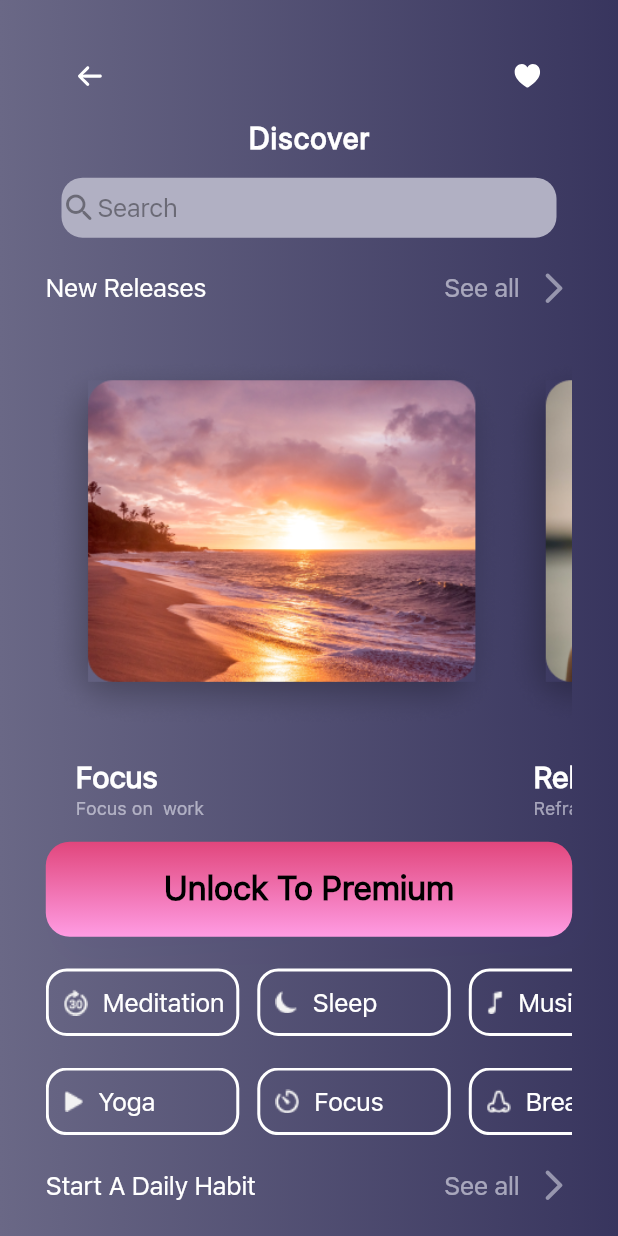
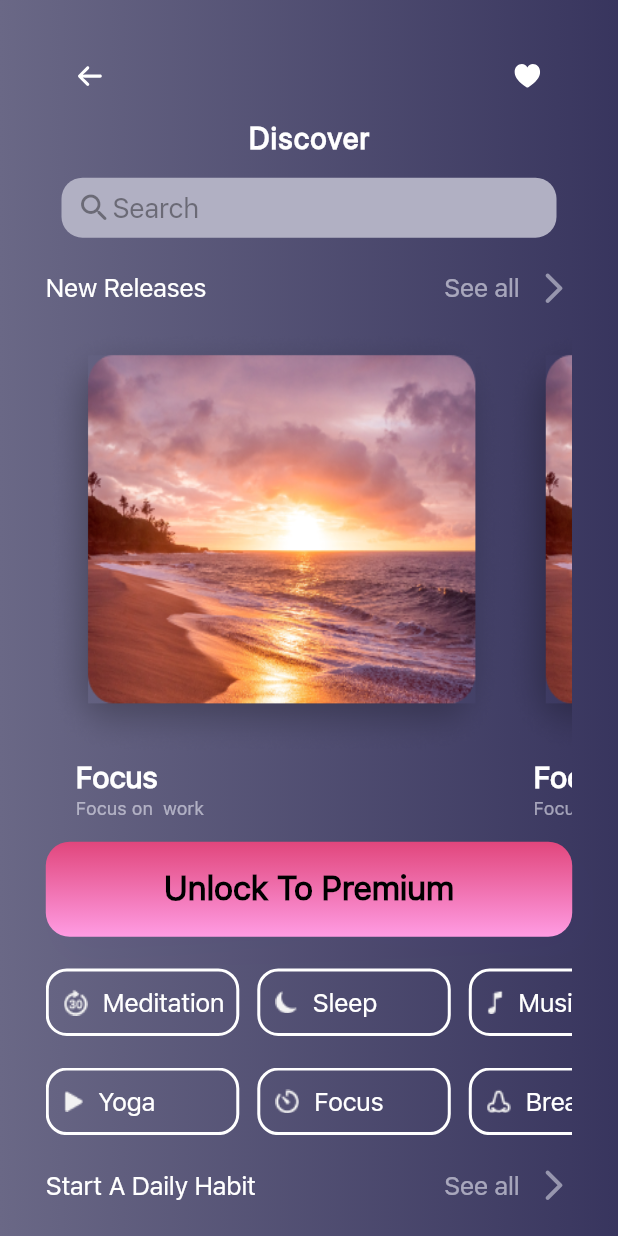
Before and after one commit to Lakhankumawat/meditation_app_ui, a Flutter app: the DiscoverScreen screen opened by its route, on a phone screen of 412 x 824 dp. Run offline on Flutter 3.47's test engine with Material 2 defaults, Android fonts, the phone set to English and light mode, and no system bars; our stand-ins replace flutter_svg, get_it, glassmorphism.

Commit message:
☑️ UI Fixes

```diff
--- a/lib/src/screens/discover_screen/components/body.dart
+++ b/lib/src/screens/discover_screen/components/body.dart
@@ -82,7 +82,11 @@ class Body extends StatelessWidget {
                   physics: NeverScrollableScrollPhysics(),
                   itemCount: model.listOfItems.length,
                   itemBuilder: (context, index) {
-                    return model.listOfItems[index];
+                    return DiscoverListItems(
+                      image: 'assets/images/calmr.png',
+                      tagline: 'Focus',
+                      baseline: 'Focus on  work',
+                    );
                   }),
             ),
           ),
--- a/lib/src/screens/discover_screen/components/discoverListItems.dart
+++ b/lib/src/screens/discover_screen/components/discoverListItems.dart
@@ -18,14 +18,12 @@ class DiscoverListItems extends StatelessWidget {
       crossAxisAlignment: CrossAxisAlignment.start,
       children: [
         Expanded(
-          child: Container(
-            decoration: BoxDecoration(
-              borderRadius: BorderRadius.circular(16),
-            ),
+          child: ClipRRect(
+            borderRadius: BorderRadius.circular(8.0),
             child: Image.asset(
               image,
-              fit: BoxFit.fitWidth,
-              height: getProportionateScreenHeight(200),
+              fit: BoxFit.fill,
+              height: getProportionateScreenHeight(210),
               width: getProportionateScreenWidth(200),
             ),
           ),
--- a/lib/src/screens/discover_screen/components/search_bar.dart
+++ b/lib/src/screens/discover_screen/components/search_bar.dart
@@ -1,4 +1,5 @@
 import 'package:flutter/material.dart';
+import 'package:meditation_app/config/size_config.dart';
 
 Widget SearchBar() {
   return Container(
@@ -13,6 +14,9 @@ Widget SearchBar() {
       child: Row(
         mainAxisSize: MainAxisSize.min,
         children: [
+          SizedBox(
+            width: 10,
+          ),
           Icon(
             Icons.search_rounded,
             color: Color.fromRGBO(60, 60, 67, 0.6),
@@ -23,7 +27,7 @@ Widget SearchBar() {
             style: TextStyle(
                 color: Color.fromRGBO(60, 60, 67, 0.6),
                 fontFamily: 'SF Pro Text',
-                fontSize: 17,
+                fontSize: getProportionateScreenWidth(12),
                 letterSpacing: -0.4,
                 fontWeight: FontWeight.normal,
                 height: 1.3),
--- a/lib/src/screens/home_screen/components/listItem.dart
+++ b/lib/src/screens/home_screen/components/listItem.dart
@@ -82,10 +82,16 @@ class ListItem extends StatelessWidget {
         Row(
           children: [
             Expanded(
-              child: Image.asset(img1),
+              child: Padding(
+                padding: const EdgeInsets.all(8.0),
+                child: Image.asset(img1),
+              ),
             ),
             Expanded(
-              child: Image.asset(img2),
+              child: Padding(
+                padding: const EdgeInsets.all(8.0),
+                child: Image.asset(img2),
+              ),
             ),
           ],
         ),
```
